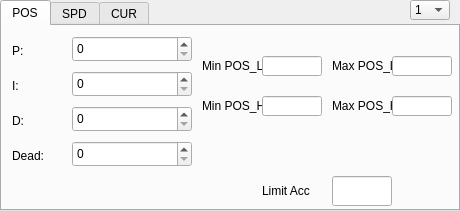
Before: the Qt Designer form PID/pid.ui in longhao666/MRJDebugger, drawn with Qt 5.
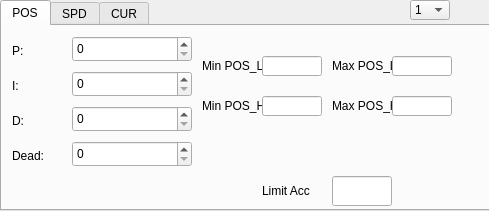
After: the same form once the commit is applied.

Patch:
```diff
--- a/PID/pid.ui
+++ b/PID/pid.ui
@@ -6,7 +6,7 @@
    <rect>
     <x>0</x>
     <y>0</y>
-    <width>460</width>
+    <width>489</width>
     <height>211</height>
    </rect>
   </property>
@@ -18,7 +18,7 @@
     <rect>
      <x>0</x>
      <y>0</y>
-     <width>460</width>
+     <width>491</width>
      <height>211</height>
     </rect>
    </property>
```
